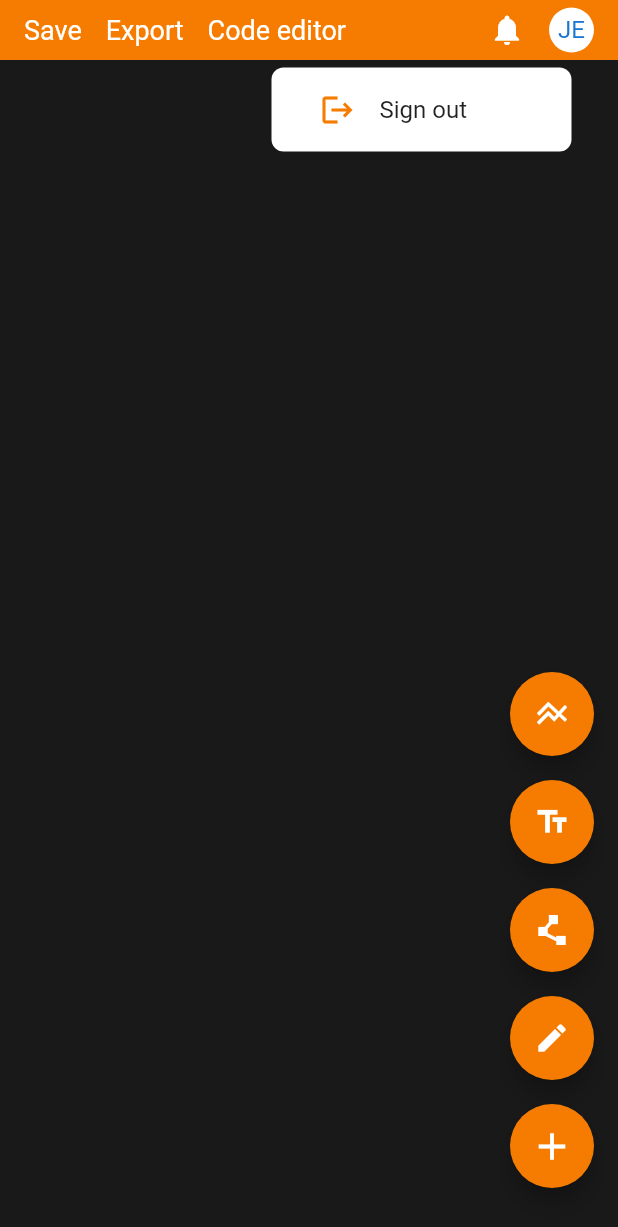
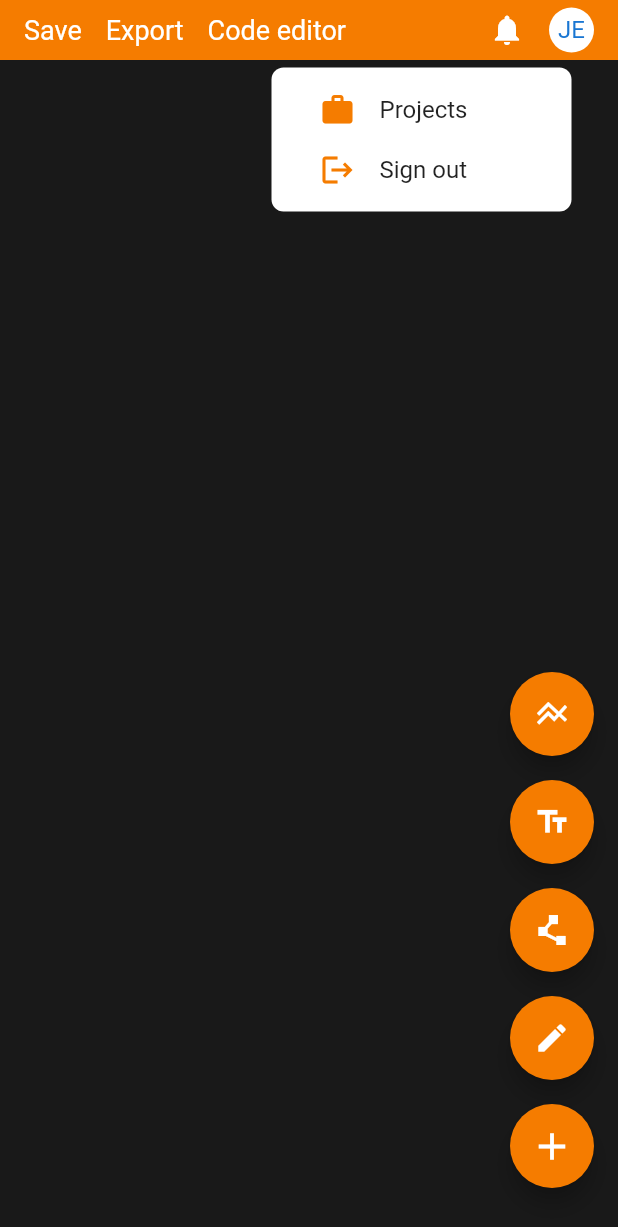
Before and after one commit to noctisbeta/database_diagrams_dartstack, a Flutter app: the screen it shows once a user with an empty profile is signed in, after a tap on "JE", on a phone screen of 412 x 824 dp. Shown: the top 1227 px of the screen. Run offline on Flutter 3.47's test engine with Material 2 defaults, Android fonts, the phone set to English and light mode, and no system bars; our stand-ins replace firebase_auth, firebase_core, flutter_hooks, hooks_riverpod, sign_in_button; missing offline and left inert: perfect_freehand; accounts and stored records are empty; statements that could not run were skipped.

Commit message:
profile and projects progress

```diff
--- a/lib/authentication/components/profile_avatar.dart
+++ /dev/null
@@ -1,57 +0,0 @@
-import 'dart:developer';
-
-import 'package:database_diagrams/profile/profile_menu_dropdown.dart';
-import 'package:flutter/material.dart';
-import 'package:flutter_hooks/flutter_hooks.dart';
-
-/// Profile avata.
-class ProfileAvatar extends HookWidget {
-  /// Default constructor.
-  const ProfileAvatar({
-    required this.child,
-    super.key,
-  });
-
-  /// The child widget.
-  final Widget child;
-
-  @override
-  Widget build(BuildContext context) {
-    final avatarKey = useState(GlobalKey());
-
-    return GestureDetector(
-      onTap: () {
-        final entry = OverlayEntry(
-          builder: (context) {
-            final avatarRect = avatarKey.value.currentContext?.findRenderObject() as RenderBox?;
-            final avatarSize = avatarRect?.size;
-            final avatarOffset = avatarRect?.localToGlobal(
-              Offset.zero.translate(
-                avatarSize!.width / 2,
-                avatarSize.height / 2,
-              ),
-            );
-
-            log('avatarOffset: $avatarOffset');
-
-            return Positioned(
-              left: avatarOffset!.dx - 200,
-              top: avatarOffset.dy + 25,
-              child: const Material(
-                type: MaterialType.transparency,
-                child: ProfileMenuDropdown(),
-              ),
-            );
-          },
-        );
-        Overlay.of(context)?.insert(entry);
-      },
-      child: CircleAvatar(
-        key: avatarKey.value,
-        backgroundColor: Colors.white,
-        radius: 15,
-        child: child,
-      ),
-    );
-  }
-}
--- a/lib/main/toolbar.dart
+++ b/lib/main/toolbar.dart
@@ -1,7 +1,7 @@
-import 'package:database_diagrams/authentication/components/profile_avatar.dart';
 import 'package:database_diagrams/authentication/controllers/auth_store.dart';
 import 'package:database_diagrams/authentication/sign_in_button.dart';
 import 'package:database_diagrams/collections/controllers/compiler.dart';
+import 'package:database_diagrams/profile/profile_avatar.dart';
 import 'package:flutter/material.dart';
 import 'package:hooks_riverpod/hooks_riverpod.dart';
 
--- /dev/null
+++ b/lib/profile/profile_avatar.dart
@@ -0,0 +1,62 @@
+import 'package:database_diagrams/profile/profile_controller.dart';
+import 'package:database_diagrams/profile/profile_menu_dropdown.dart';
+import 'package:flutter/material.dart';
+import 'package:flutter_hooks/flutter_hooks.dart';
+import 'package:hooks_riverpod/hooks_riverpod.dart';
+
+/// Profile avata.
+class ProfileAvatar extends HookConsumerWidget {
+  /// Default constructor.
+  const ProfileAvatar({
+    required this.child,
+    super.key,
+  });
+
+  /// The child widget.
+  final Widget child;
+
+  @override
+  Widget build(BuildContext context, WidgetRef ref) {
+    final avatarKey = useState(GlobalKey());
+
+    final profileCtl = ref.watch(ProfileController.provider);
+
+    return GestureDetector(
+      onTap: () {
+        if (!profileCtl.isProfileMenuOpen) {
+          final entry = OverlayEntry(
+            builder: (context) {
+              final avatarRect = avatarKey.value.currentContext?.findRenderObject() as RenderBox?;
+              final avatarSize = avatarRect?.size;
+              final avatarOffset = avatarRect?.localToGlobal(
+                Offset.zero.translate(
+                  avatarSize!.width / 2,
+                  avatarSize.height / 2,
+                ),
+              );
+
+              return Positioned(
+                left: avatarOffset!.dx - 200,
+                top: avatarOffset.dy + 25,
+                child: const Material(
+                  type: MaterialType.transparency,
+                  child: ProfileMenuDropdown(),
+                ),
+              );
+            },
+          );
+
+          profileCtl.showProfileMenu(context, entry);
+        } else {
+          profileCtl.closeProfileMenu();
+        }
+      },
+      child: CircleAvatar(
+        key: avatarKey.value,
+        backgroundColor: Colors.white,
+        radius: 15,
+        child: child,
+      ),
+    );
+  }
+}
--- /dev/null
+++ b/lib/profile/profile_controller.dart
@@ -0,0 +1,27 @@
+import 'package:flutter/cupertino.dart';
+import 'package:hooks_riverpod/hooks_riverpod.dart';
+
+/// Profile controller.
+class ProfileController {
+  /// Provider.
+  static final provider = Provider(
+    (ref) => ProfileController(),
+  );
+
+  OverlayEntry? _profileMenuEntry;
+
+  /// Is profile menu open.
+  bool get isProfileMenuOpen => _profileMenuEntry != null;
+
+  /// Show overlay.
+  void showProfileMenu(BuildContext context, OverlayEntry entry) {
+    _profileMenuEntry = entry;
+    Overlay.of(context)!.insert(_profileMenuEntry!);
+  }
+
+  /// Hide overlay.
+  void closeProfileMenu() {
+    _profileMenuEntry?.remove();
+    _profileMenuEntry = null;
+  }
+}
--- a/lib/profile/profile_menu_button.dart
+++ b/lib/profile/profile_menu_button.dart
@@ -7,6 +7,7 @@ class ProfileMenuButton extends HookWidget {
   const ProfileMenuButton({
     required this.label,
     required this.icon,
+    required this.onPressed,
     super.key,
   });
 
@@ -16,6 +17,9 @@ class ProfileMenuButton extends HookWidget {
   /// Icon.
   final Icon icon;
 
+  /// On pressed;
+  final void Function() onPressed;
+
   @override
   Widget build(BuildContext context) {
     final isHovered = useState(false);
@@ -23,6 +27,8 @@ class ProfileMenuButton extends HookWidget {
     return MouseRegion(
       onEnter: (_) => isHovered.value = true,
       onExit: (_) => isHovered.value = false,
+      child: GestureDetector(
+        onTap: onPressed,
         child: Container(
           padding: const EdgeInsets.symmetric(vertical: 8),
           decoration: BoxDecoration(
@@ -47,6 +53,7 @@ class ProfileMenuButton extends HookWidget {
             ],
           ),
         ),
+      ),
     );
   }
 }
--- a/lib/profile/profile_menu_dropdown.dart
+++ b/lib/profile/profile_menu_dropdown.dart
@@ -1,16 +1,20 @@
+import 'package:database_diagrams/profile/profile_controller.dart';
 import 'package:database_diagrams/profile/profile_menu_button.dart';
+import 'package:database_diagrams/projects/project_dialog.dart';
 import 'package:flutter/material.dart';
-import 'package:flutter_hooks/flutter_hooks.dart';
+import 'package:hooks_riverpod/hooks_riverpod.dart';
 
 /// Profile menu dropdown.
-class ProfileMenuDropdown extends HookWidget {
+class ProfileMenuDropdown extends HookConsumerWidget {
   /// Default constructor.
   const ProfileMenuDropdown({
     super.key,
   });
 
   @override
-  Widget build(BuildContext context) {
+  Widget build(BuildContext context, WidgetRef ref) {
+    final profileCtl = ref.watch(ProfileController.provider);
+
     return Container(
       width: 200,
       padding: const EdgeInsets.symmetric(vertical: 8),
@@ -22,7 +26,23 @@ class ProfileMenuDropdown extends HookWidget {
         mainAxisSize: MainAxisSize.min,
         children: [
           ProfileMenuButton(
+            label: 'Projects',
+            onPressed: () {
+              profileCtl.closeProfileMenu();
+
+              showDialog(
+                context: context,
+                builder: (context) => const Center(child: ProjectDialog()),
+              );
+            },
+            icon: Icon(
+              Icons.work,
+              color: Colors.orange.shade700,
+            ),
+          ),
+          ProfileMenuButton(
             label: 'Sign out',
+            onPressed: () {},
             icon: Icon(
               Icons.logout,
               color: Colors.orange.shade700,
```
Also changed, not shown: lib/projects/project_dialog.dart (added, +19 -0 lines). Lines whose indentation alone changed are shown as unchanged.
